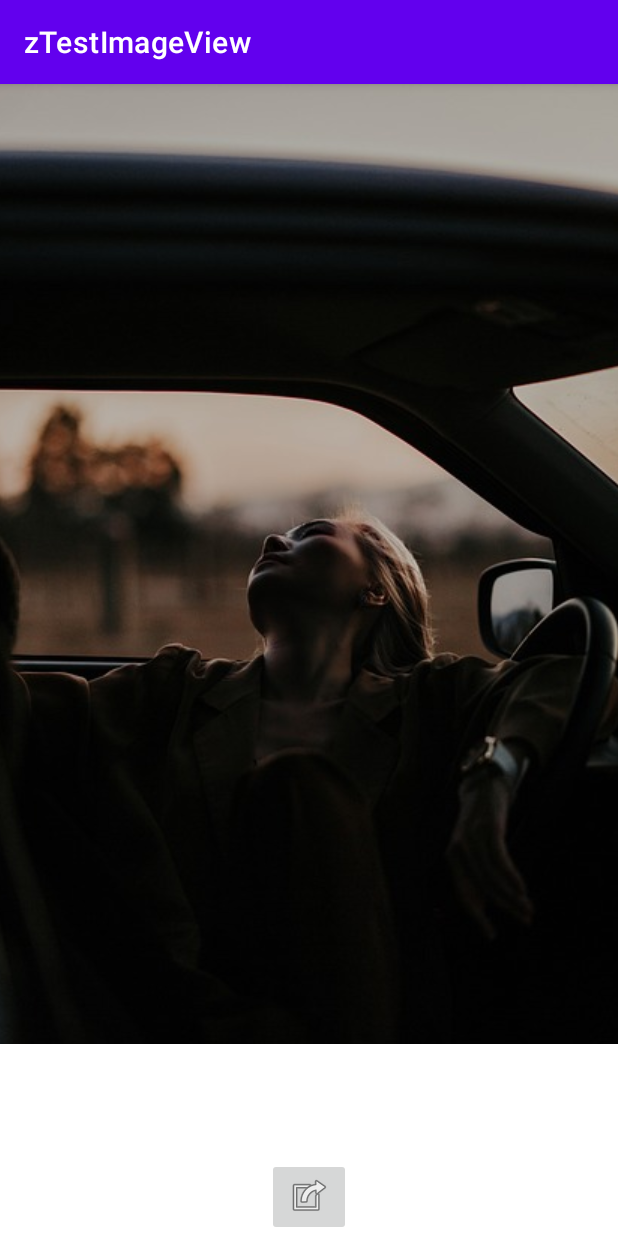
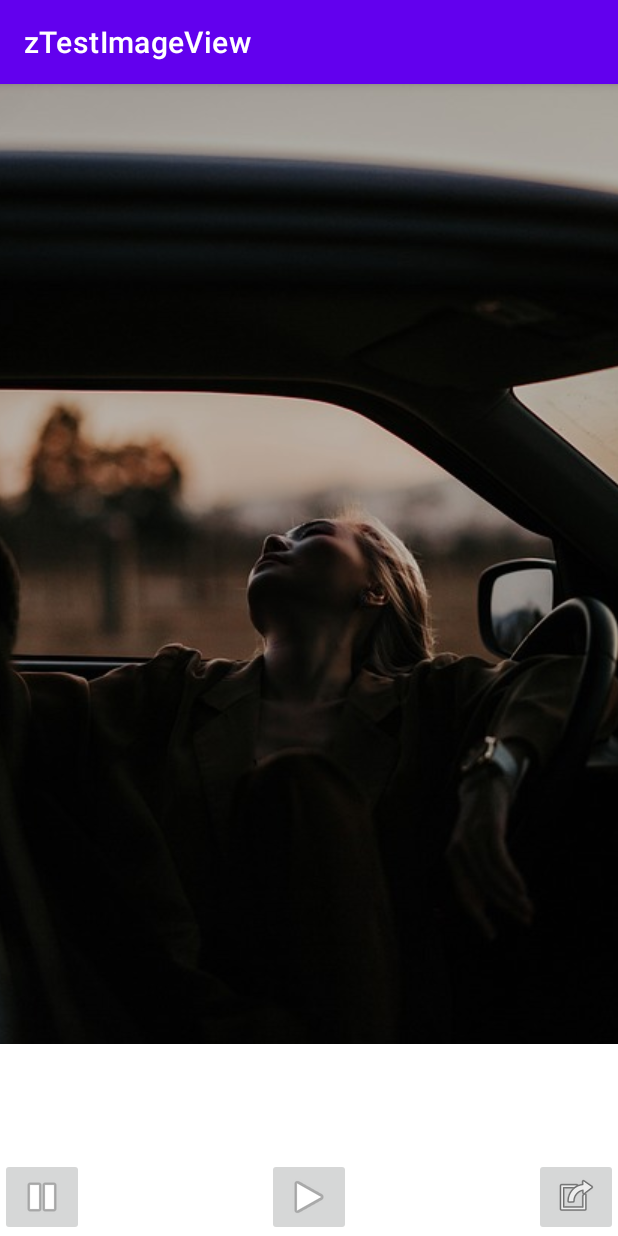
Before and after one commit to jeromepierrot/zTestImageView, an Android app: the screen it shows after launch (MainActivity), on a phone screen of 412 x 824 dp. Run offline under Robolectric (Android 15) with nearby library versions, the phone set to English and light mode, and no system bars.

Commit message:
ad play and pause button + 1 music to play

```diff
--- a/app/src/main/res/layout/activity_main.xml
+++ b/app/src/main/res/layout/activity_main.xml
@@ -20,5 +20,19 @@
         android:layout_width="wrap_content"
         android:layout_height="wrap_content"
         app:srcCompat="@android:drawable/ic_menu_set_as"
-        android:layout_gravity="bottom|center_horizontal"/>
+        android:layout_gravity="bottom|right"/>
+
+    <ImageButton
+        android:id="@+id/playButton"
+        android:layout_width="wrap_content"
+        android:layout_height="wrap_content"
+        android:layout_gravity="bottom|center_horizontal"
+        app:srcCompat="@android:drawable/ic_media_play" />
+
+    <ImageButton
+        android:id="@+id/stopButton"
+        android:layout_width="wrap_content"
+        android:layout_height="wrap_content"
+        android:layout_gravity="bottom|left"
+        app:srcCompat="@android:drawable/ic_media_pause" />
 </FrameLayout>
```
Also changed, not shown: app/src/main/java/com/stonewater/ztestimageview/MainActivity.kt (+34 -7 lines).
